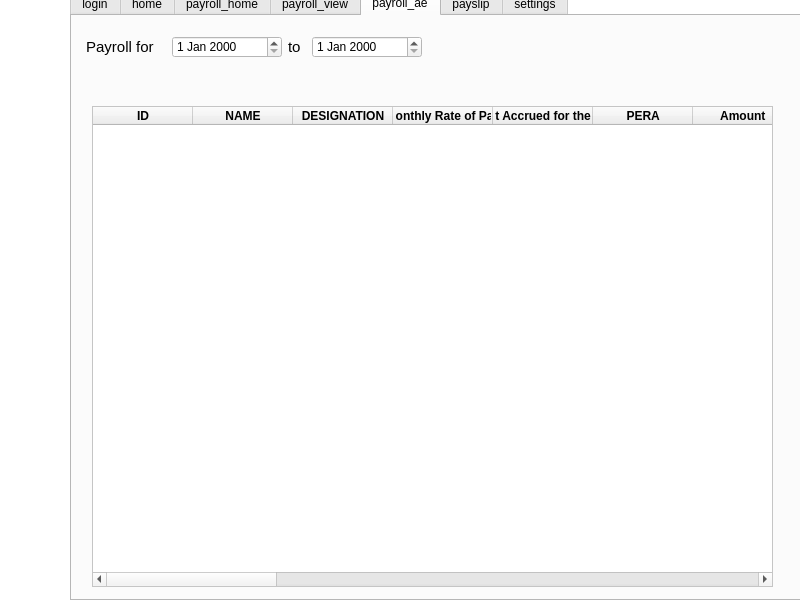
jaspernicholfabella/payroll-system, file Payroll_System.ui: the form before one commit.
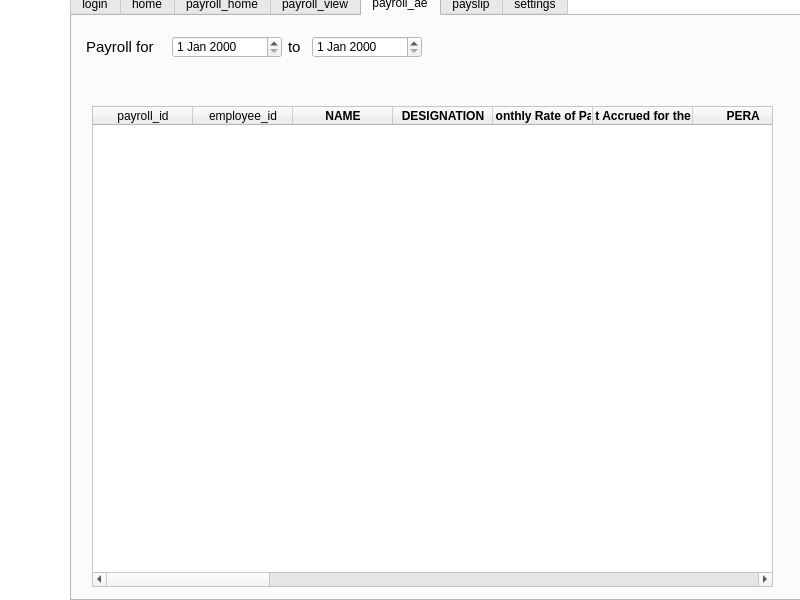
The form after the commit. The open tabs and pages were chosen to show the change. Icons and pictures are not drawn.

Diff of the .ui file:
```diff
--- a/Payroll_System.ui
+++ b/Payroll_System.ui
@@ -1405,13 +1405,12 @@
       </property>
       <column>
        <property name="text">
-        <string>   ID   </string>
+        <string>payroll_id</string>
        </property>
-       <property name="font">
-        <font>
-         <weight>75</weight>
-         <bold>true</bold>
-        </font>
+      </column>
+      <column>
+       <property name="text">
+        <string>employee_id</string>
        </property>
       </column>
       <column>
```
Left out of the diff: 12 changed lines with no effect on the pictures.
